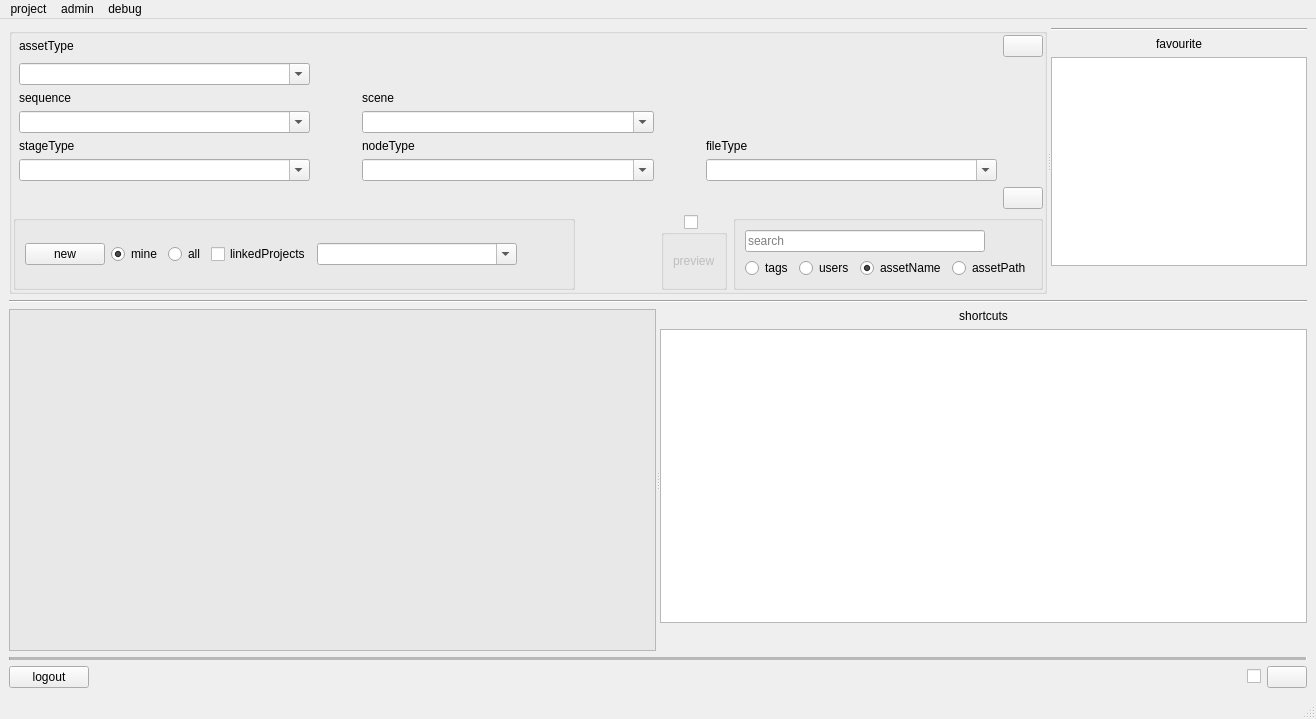
This is rbhusUI/lib/rbhusPipeMainMod_splitter.ui in aumanimationstudios/rbhus as Qt 5 draws it before an edit. The edited form follows.
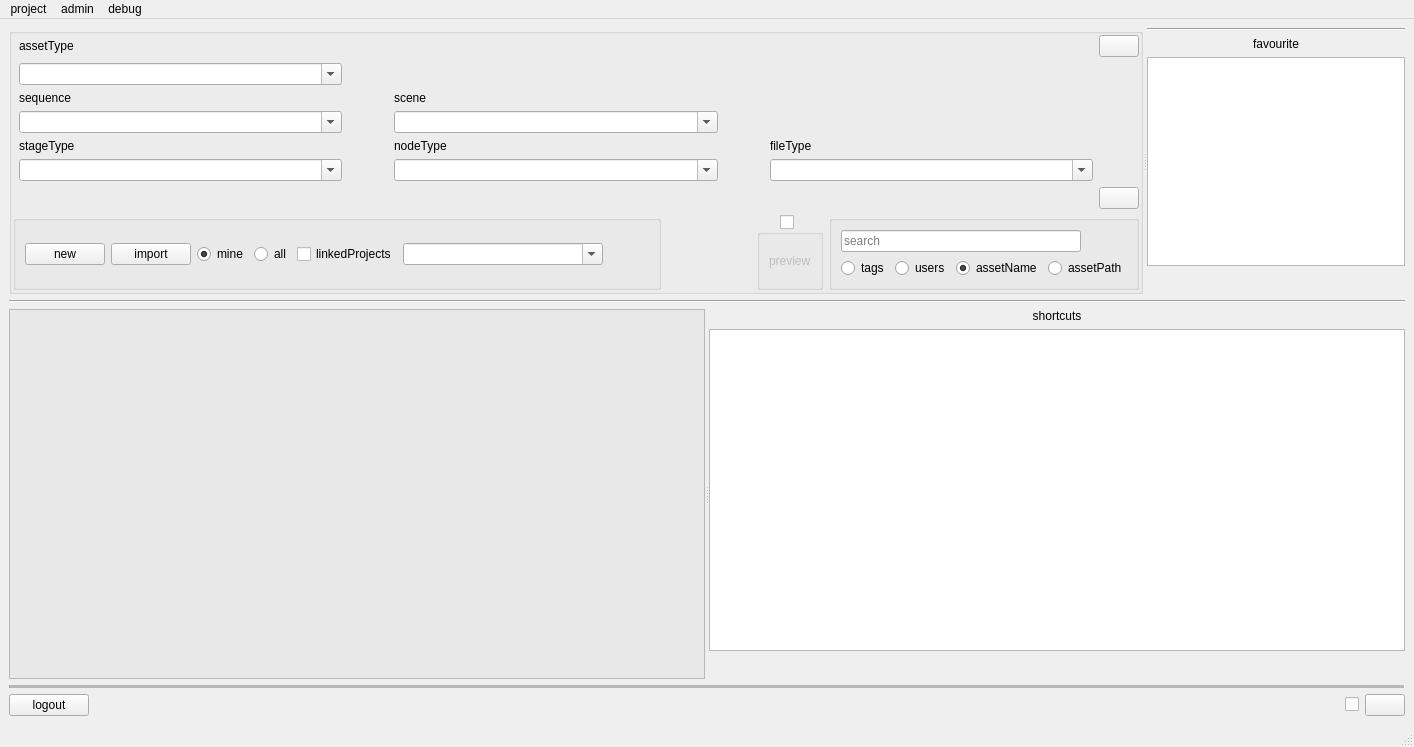
This is the edited form.

```diff
--- a/rbhusUI/lib/rbhusPipeMainMod_splitter.ui
+++ b/rbhusUI/lib/rbhusPipeMainMod_splitter.ui
@@ -9,8 +9,8 @@
    <rect>
     <x>0</x>
     <y>0</y>
-    <width>1288</width>
-    <height>719</height>
+    <width>1414</width>
+    <height>747</height>
    </rect>
   </property>
   <property name="sizePolicy">
@@ -458,6 +458,16 @@
                     </property>
                    </widget>
                   </item>
+                  <item>
+                   <widget class="QPushButton" name="pushAssImport">
+                    <property name="focusPolicy">
+                     <enum>Qt::ClickFocus</enum>
+                    </property>
+                    <property name="text">
+                     <string>import</string>
+                    </property>
+                   </widget>
+                  </item>
                   <item>
                    <widget class="QRadioButton" name="radioMineAss">
                     <property name="text">
@@ -1077,8 +1087,8 @@
     <rect>
      <x>0</x>
      <y>0</y>
-     <width>1288</width>
-     <height>21</height>
+     <width>1414</width>
+     <height>31</height>
     </rect>
    </property>
    <widget class="QMenu" name="menuAdmin">
```
Left out of the diff: 3 changed lines with no effect on the pictures.
